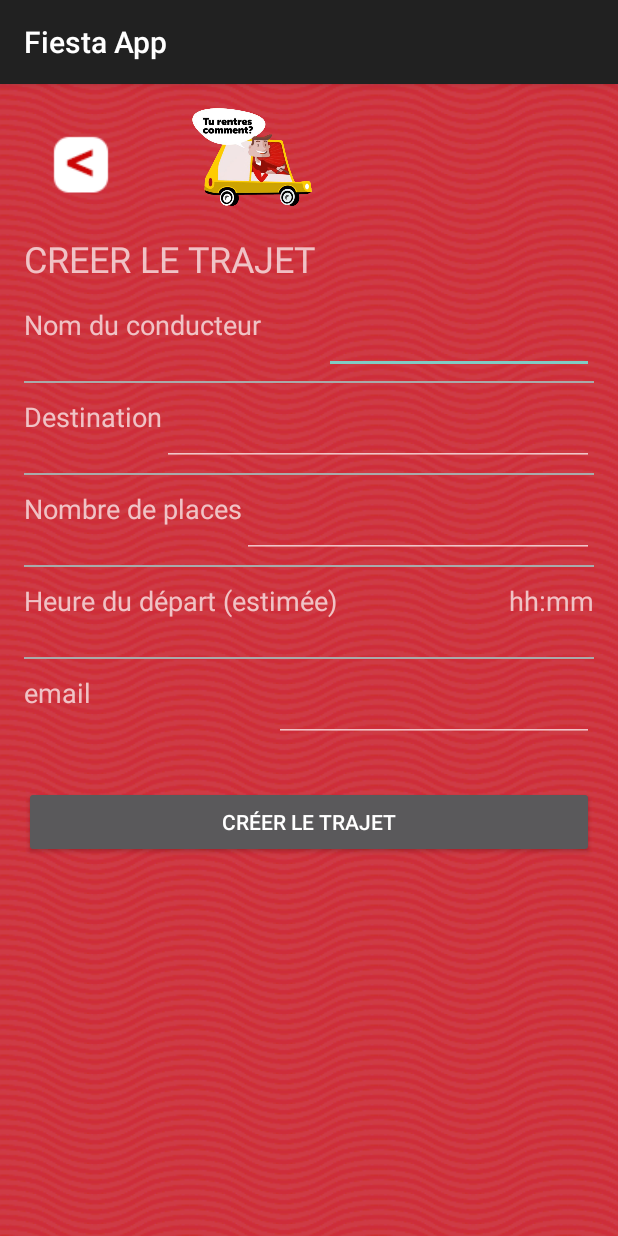
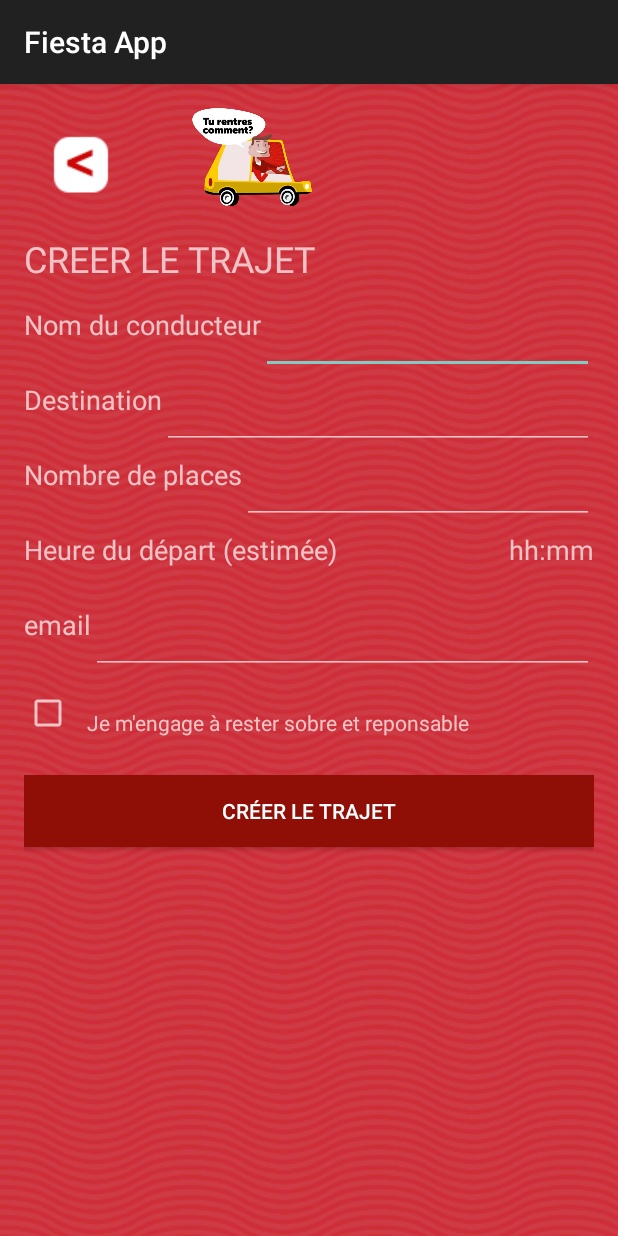
Before and after one commit to benthieu/fiesta, an Android app: the NewTransportActivity screen opened directly, with no data from a screen before it, on a phone screen of 412 x 824 dp. Run offline under Robolectric (Android 15) with nearby library versions, the phone set to English and light mode, and no system bars; libraries missing offline, so code that uses them is left out: fiesta.hevs.ch.

Commit message:
Formulaire modifications (checkbox)

```diff
--- a/app/src/main/res/layout/activity_new_transport.xml
+++ b/app/src/main/res/layout/activity_new_transport.xml
@@ -76,7 +76,7 @@
         android:id="@+id/textview_driver_name"
         android:gravity="left"
         android:layout_height="wrap_content"
-        android:layout_width="200dp"
+        android:layout_width="wrap_content"
         android:layout_below="@+id/textview_top"
         android:text="Nom du conducteur"
         android:paddingBottom="15dp"
@@ -98,13 +98,6 @@
         android:layout_marginBottom="10dp"
         android:layout_alignParentEnd="true" />
 
-    <View
-        android:id="@+id/separator1"
-        android:layout_marginBottom="10dp"
-        android:layout_width="match_parent"
-        android:layout_height="1dp"
-        android:layout_below="@+id/textview_driver_name"
-        android:background="@android:color/darker_gray"/>
 
     <TextView
         android:id="@+id/textview_destination"
@@ -112,7 +105,7 @@
         android:layout_marginBottom="10dp"
         android:layout_height="wrap_content"
         android:layout_width="wrap_content"
-        android:layout_below="@+id/separator1"
+        android:layout_below="@+id/textview_driver_name"
         android:text="Destination"
         android:paddingBottom="15dp"
         android:textSize="18dp"
@@ -124,18 +117,10 @@
         android:layout_height="wrap_content"
         android:layout_marginBottom="10dp"
         android:id="@+id/editText_destination"
-        android:layout_below="@+id/separator1"
+        android:layout_below="@+id/textview_driver_name"
         android:layout_toRightOf="@+id/textview_destination"
         android:layout_alignParentRight="true"
         android:layout_alignParentEnd="true" />
-
-    <View
-        android:id="@+id/separator2"
-        android:layout_marginBottom="10dp"
-        android:layout_width="match_parent"
-        android:layout_height="1dp"
-        android:layout_below="@+id/textview_destination"
-        android:background="@android:color/darker_gray"/>
 
 
     <TextView
@@ -144,7 +129,7 @@
         android:layout_marginBottom="10dp"
         android:layout_height="wrap_content"
         android:layout_width="wrap_content"
-        android:layout_below="@+id/separator2"
+        android:layout_below="@+id/textview_destination"
         android:text="Nombre de places"
         android:paddingBottom="15dp"
         android:textSize="18dp"
@@ -159,19 +144,10 @@
         android:inputType="number"
         android:ems="10"
         android:id="@+id/editText_places"
-        android:layout_below="@+id/separator2"
+        android:layout_below="@+id/textview_destination"
         android:layout_toRightOf="@+id/textview_places"
         android:layout_alignParentRight="true"
         android:layout_alignParentEnd="true" />
-
-    <View
-        android:id="@+id/separator3"
-        android:layout_marginBottom="10dp"
-        android:layout_width="match_parent"
-        android:layout_height="1dp"
-        android:layout_below="@+id/textview_places"
-        android:background="@android:color/darker_gray"/>
-
 
 
     <TextView
@@ -180,7 +156,7 @@
         android:layout_marginBottom="10dp"
         android:layout_height="wrap_content"
         android:layout_width="wrap_content"
-        android:layout_below="@+id/separator3"
+        android:layout_below="@+id/textview_places"
         android:text="Heure du départ (estimée)"
         android:paddingBottom="15dp"
         android:textSize="18dp"
@@ -203,7 +179,7 @@
         android:layout_toRightOf="@+id/textview_time"
         android:layout_width="wrap_content"
         android:layout_height="wrap_content"
-        android:layout_below="@+id/separator3"
+        android:layout_below="@+id/textview_places"
         android:text="hh:mm"
         android:ems="10"
         android:id="@+id/editText_time"
@@ -214,20 +190,13 @@
 
         android:onClick="showTimePickerDialog"/>
 
-    <View
-        android:id="@+id/separator4"
-        android:layout_marginBottom="10dp"
-        android:layout_width="match_parent"
-        android:layout_height="1dp"
-        android:layout_below="@+id/textview_time"
-        android:background="@android:color/darker_gray"/>
 
     <TextView
         android:id="@+id/textview_email"
         android:gravity="left"
         android:layout_height="wrap_content"
         android:layout_width="wrap_content"
-        android:layout_below="@+id/separator4"
+        android:layout_below="@+id/textview_time"
         android:text="email"
         android:paddingBottom="15dp"
         android:textSize="18dp"
@@ -239,19 +208,37 @@
         android:layout_height="wrap_content"
         android:inputType="textEmailAddress"
         android:ems="10"
+        android:layout_toRightOf="@+id/textview_email"
         android:id="@+id/editText_email"
-        android:layout_below="@+id/separator4"
+        android:layout_below="@+id/textview_time"
         android:layout_alignParentRight="true"
         android:layout_alignParentEnd="true" />
+
+    <CheckBox
+        android:id="@+id/checkbox_conditions"
+        android:layout_width="wrap_content"
+        android:layout_height="wrap_content"
+        android:layout_below="@+id/textview_email"
+        android:layout_marginTop="15dp"
+        android:layout_marginBottom="10dp"/>
+    <TextView
+        android:layout_width="wrap_content"
+        android:layout_height="wrap_content"
+        android:id="@+id/textView_conditions"
+        android:text="Je m'engage à rester sobre et reponsable"
+        android:paddingLeft="10dp"
+        android:layout_alignBottom="@+id/checkbox_conditions"
+        android:layout_toRightOf="@+id/checkbox_conditions" />
 
     <Button
         android:layout_width="match_parent"
         android:layout_height="wrap_content"
         android:text="Créer le trajet"
         android:id="@+id/save_transport"
-        android:layout_below="@+id/editText_email"
+        android:layout_below="@+id/checkbox_conditions"
+        android:background="@color/mainListFont"
         android:layout_centerHorizontal="true"
-        android:layout_marginTop="29dp" />
+        android:layout_marginTop="15dp"/>
 
 
 </RelativeLayout>
```
Lines whose indentation alone changed are shown as unchanged.
